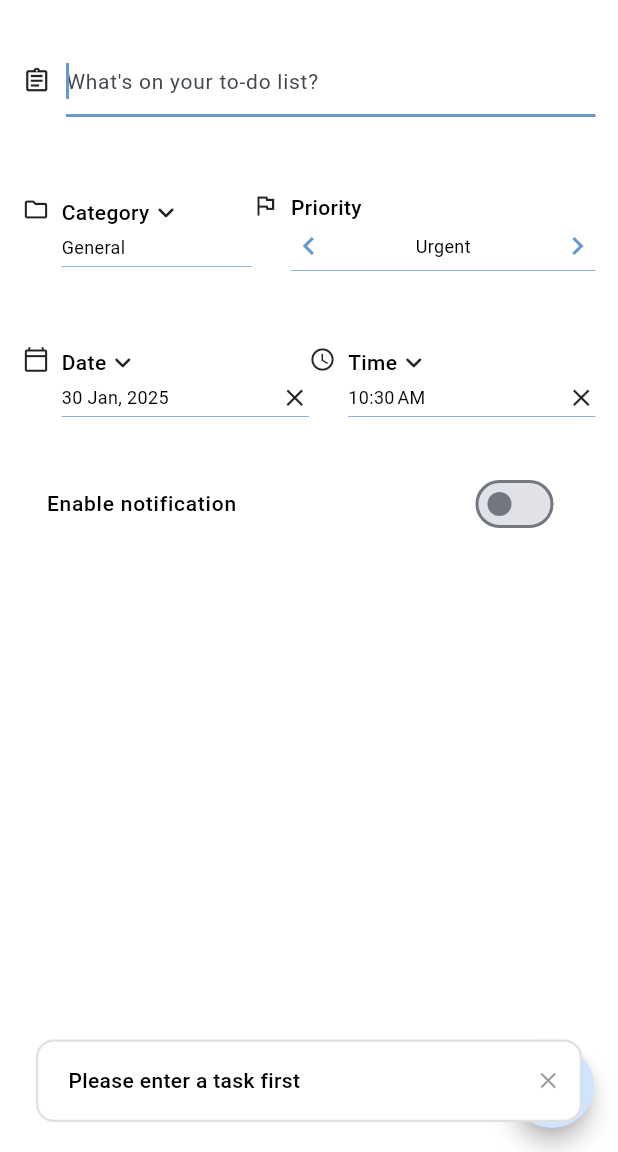
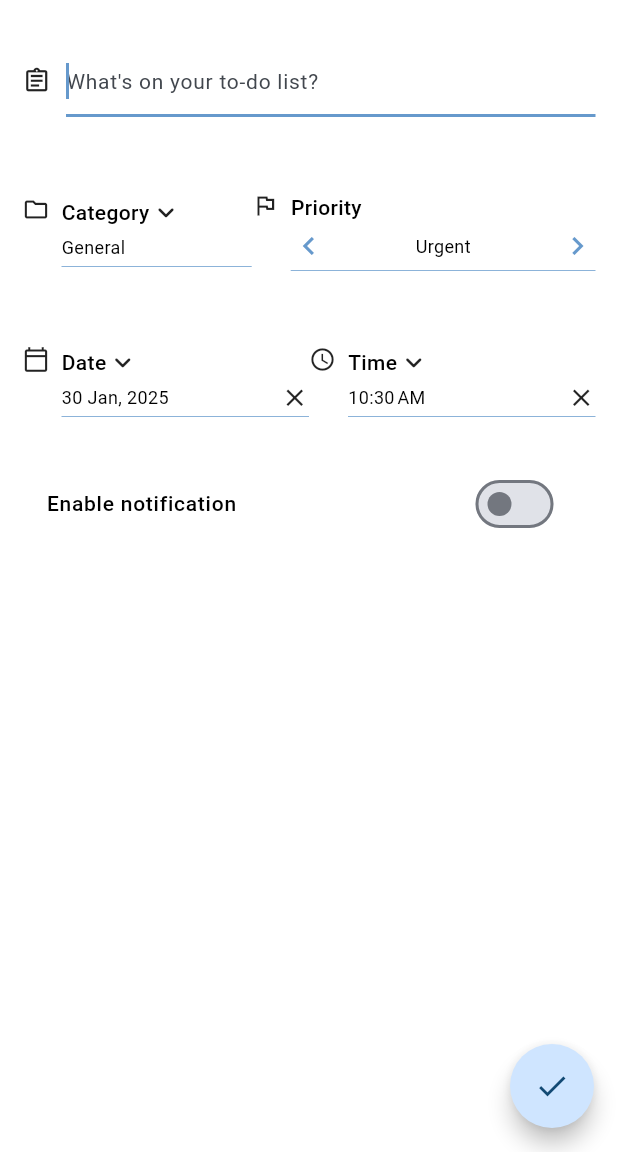
Before and after one commit to HP1324/darrt, a Flutter app: the TaskEditorPage screen opened directly, after a tap on the "chevron right" icon, after a tap on the "done" icon, on a phone screen of 412 x 824 dp, the part 84-1236 px from its top. Run offline on Flutter 3.47's test engine with Material 3 defaults, Android fonts, the phone set to English and light mode, and no system bars; drawn by our look-alikes of toastification; our stand-ins replace awesome_notifications, fl_chart, flex_color_scheme, font_awesome_flutter, get_storage, iconsax and 3 more; missing offline and left inert: android_intent_plus; accounts and stored records are empty.

Commit message:
remomve toastification usages

```diff
--- a/lib/global_utils.dart
+++ b/lib/global_utils.dart
@@ -5,26 +5,26 @@ import 'package:toastification/toastification.dart';
 
 ///Show [Snackbar] when adding tasks, deleting them, marking them as done or undone.
 
-showToast({
-  BuildContext? context,
-  Duration? duration = const Duration(milliseconds: 2000),
-  required String title,
-  String? description,
-  AlignmentGeometry? alignment,
-  ToastificationType? type,
-}) {
-  toastification.show(
-    context: context,
-    autoCloseDuration: duration,
-    title: Text(title),
-    showIcon: false,
-    description: description != null ? Text(description) : null,
-    showProgressBar: false,
-    animationDuration: const Duration(milliseconds: 300),
-    alignment: Alignment.bottomCenter,
-    type: type,
-  );
-}
+// showToast({
+//   BuildContext? context,
+//   Duration? duration = const Duration(milliseconds: 2000),
+//   required String title,
+//   String? description,
+//   AlignmentGeometry? alignment,
+//   ToastificationType? type,
+// }) {
+//   toastification.show(
+//     context: context,
+//     autoCloseDuration: duration,
+//     title: Text(title),
+//     showIcon: false,
+//     description: description != null ? Text(description) : null,
+//     showProgressBar: false,
+//     animationDuration: const Duration(milliseconds: 300),
+//     alignment: Alignment.bottomCenter,
+//     type: type,
+//   );
+// }
 
 ///Validates the [notifyAt] object, if it is in only in future, after this minute.
 bool isValidDateTime(DateTime notifyAt) {
--- a/lib/main.dart
+++ b/lib/main.dart
@@ -59,8 +59,7 @@ class _MinimalTodoState extends State<MinimalTodo> {
 
   @override
   Widget build(BuildContext context) {
-    return ToastificationWrapper(
-      child: Consumer<ThemeViewModel>(builder: (context, themeVM, _) {
+    return Consumer<ThemeViewModel>(builder: (context, themeVM, _) {
       return MaterialApp(
         navigatorKey: MinimalTodo.navigatorKey,
         theme: FlexColorScheme.light(colors: themeVM.selectedScheme).toTheme,
@@ -77,8 +76,7 @@ class _MinimalTodoState extends State<MinimalTodo> {
         title: 'MinimalTodo',
         home: const Home(),
       );
-      }),
-    );
+    });
   }
 }
 
--- a/lib/services/notification_service.dart
+++ b/lib/services/notification_service.dart
@@ -15,7 +15,7 @@ class NotificationService {
       allowed = await _notif.requestPermissionToSendNotifications();
     }
     if (!allowed) {
-      showToast(title: 'Notification permission is required to send notifications', alignment: Alignment.center);
+      // showToast(title: 'Notification permission is required to send notifications', alignment: Alignment.center);
     } else {
       _notif.initialize(null, [
         NotificationChannel(
--- a/lib/view_models/task_view_model.dart
+++ b/lib/view_models/task_view_model.dart
@@ -141,7 +141,7 @@ class TaskViewModel extends ChangeNotifier {
       isNewTaskAdded = true;
       return true;
     }
-    showToast(title: 'Please enter a task first', alignment: Alignment.center);
+    // showToast(title: 'Please enter a task first', alignment: Alignment.center);
     return false;
   }
 
--- a/lib/views/pages/navigation/finished_tasks_page.dart
+++ b/lib/views/pages/navigation/finished_tasks_page.dart
@@ -137,7 +137,7 @@ class _FinishedTasksPageState extends State<FinishedTasksPage> {
                                   }
                                   _clearSelection();
                                   Navigator.pop(context);
-                                  showToast(title: 'Tasks deleted');
+                                  // showToast(title: 'Tasks deleted');
                                 },
                                 child: const Text('Delete'),
                               ),
--- a/lib/views/pages/navigation/pending_tasks_page.dart
+++ b/lib/views/pages/navigation/pending_tasks_page.dart
@@ -139,7 +139,7 @@ class _PendingTasksPageState extends State<PendingTasksPage> {
                                 }
                                 _clearSelection();
                                 Navigator.pop(context);
-                                showToast(title: 'Tasks deleted');
+                                // showToast(title: 'Tasks deleted');
                               },
                               child: const Text('Delete'),
                             ),
--- a/lib/views/pages/new_list_page.dart
+++ b/lib/views/pages/new_list_page.dart
@@ -45,7 +45,7 @@ class _NewListPageState extends State<NewListPage> {
           final edited = await categoryVM.editCategory();
           tvm.updateTaskListAfterEdit(widget.listToEdit!);
           if (edited) {
-            showToast(title: 'List Edited');
+            // showToast(title: 'List Edited');
           }
         }
       },
--- a/lib/views/pages/task_editor_page.dart
+++ b/lib/views/pages/task_editor_page.dart
@@ -111,14 +111,14 @@ class _TaskEditorPageState extends State<TaskEditorPage> {
               logger.d('Task added: $success');
               if (success) {
                 navigator.pop();
-                showToast(title: 'Task Added');
+                // showToast(title: 'Task Added');
                 logger.d('Scheduled notifications ${AwesomeNotifications().listScheduledNotifications()}');
               }
             } else {
               final changes = await tvm.editTask();
               if (changes > 0) {
                 navigator.pop();
-                showToast(title: 'Task edited');
+                // showToast(title: 'Task edited');
               }
             }
             if (isNotifEnabled!) {
@@ -687,7 +687,7 @@ class _TimeOption extends StatelessWidget {
             onTap: () {
               final isUpdated = tvm.updateNotifyTime(minutes);
               if (!isUpdated) {
-                showToast(context: context, title: 'This time has gone', type: ToastificationType.warning);
+                // showToast(context: context, title: 'This time has gone', type: ToastificationType.warning);
               }
               logger.d('notify time after selecting it from chips: ${tvm.currentTask.notifyTime}');
             },
--- a/lib/views/pages/tasks_for_category_page.dart
+++ b/lib/views/pages/tasks_for_category_page.dart
@@ -115,7 +115,7 @@ class _TasksForCategoryPageState extends State<TasksForCategoryPage> {
                               }
                               _clearSelection();
                               Navigator.pop(context);
-                              showToast(title: 'Tasks deleted');
+                              // showToast(title: 'Tasks deleted');
                             },
                             child: const Text('Delete'),
                           ),
--- a/lib/views/widgets/category_item.dart
+++ b/lib/views/widgets/category_item.dart
@@ -107,7 +107,7 @@ class _CategoryItemState extends State<CategoryItem> {
                                             final nav = Navigator.of(context);
                                             final deleted = await categoryVM.deleteCategory(widget.list, taskVM);
                                             if (deleted) {
-                                              showToast(title: 'List Deleted');
+                                              // showToast(title: 'List Deleted');
                                               nav.pop();
                                             }
                                           },
```
Lines whose indentation alone changed are shown as unchanged.
